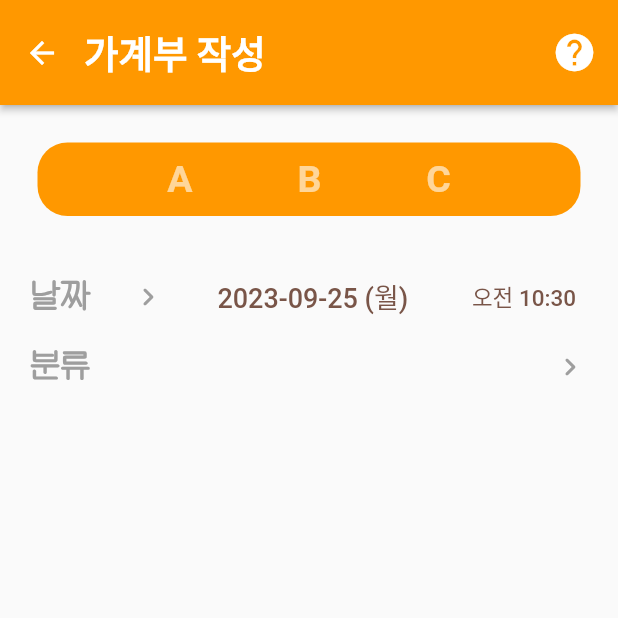
After one commit to Kimhanyeol/ABC_Money_Diary, a Flutter app: the screen it shows after launch, after a tap on the "add" icon, on a phone screen of 412 x 824 dp, the top half of it. The commit adds this screen. Run offline on Flutter 3.47's test engine with Material 2 defaults, Android fonts, the phone set to English and light mode, and no system bars; our stand-ins replace table_calendar; Roboto replaces fonts that are missing (ABCdiary, Yeongdeok-Sea).

Commit message:
[Add] write diary screen - Date&Time , ABC Button ABC 선택 부분과 날짜 선택 부분 구현

```diff
--- a/lib/bars/main_appbar.dart
+++ b/lib/bars/main_appbar.dart
@@ -8,10 +8,6 @@ class MainAppBar extends StatelessWidget implements PreferredSizeWidget {
   MainAppBar({super.key});
 
   final String Month = DateFormat('yyyy년 MM월').format(DateTime.now());
-
-  onButtonLeftChevron() {}
-
-  onButtonRightChevron() {}
 
   @override
   Widget build(BuildContext context) {
@@ -36,7 +32,7 @@ class MainAppBar extends StatelessWidget implements PreferredSizeWidget {
           fontSize: 25,
           fontWeight: FontWeight.w600,
           color: Colors.white,
-          fontFamily: "ABCdiary",
+          fontFamily: "Yeongdeok-Sea",
         ),
       ),
       actions: [
@@ -52,7 +48,7 @@ class MainAppBar extends StatelessWidget implements PreferredSizeWidget {
           padding: EdgeInsets.symmetric(horizontal: 20),
           onPressed: null,
           icon: Icon(
-            Icons.question_mark,
+            Icons.help,
             size: 30,
             color: Colors.white,
           ),
--- a/lib/main.dart
+++ b/lib/main.dart
@@ -1,3 +1,4 @@
+import 'package:flutter/cupertino.dart';
 import 'package:flutter/material.dart';
 import 'package:abc_money_diary/screens/home_screen.dart';
 
--- a/lib/screens/diary_screen.dart
+++ b/lib/screens/diary_screen.dart
@@ -1,10 +1,45 @@
+import 'package:abc_money_diary/screens/write_diary_screen.dart';
 import 'package:flutter/material.dart';
 
-class DiaryScreen extends StatelessWidget {
+class DiaryScreen extends StatefulWidget {
   const DiaryScreen({super.key});
 
   @override
+  State<DiaryScreen> createState() => _DiaryScreenState();
+}
+
+class _DiaryScreenState extends State<DiaryScreen> {
+
+
+  Future _onTapWriteDiaryButton() {
+    return Navigator.push(
+      context,
+      MaterialPageRoute(
+        builder: (context) => WriteDiaryScreen(),
+      ),
+    );
+  }
+
+  @override
   Widget build(BuildContext context) {
-    return Text('가계부 화면');
+    return Scaffold(
+
+      body: Center(child: Text('가계부 화면')),
+
+
+
+      //가계부 작성화면으로 이동하는 플로팅버튼 부분
+      floatingActionButton: FloatingActionButton(
+        onPressed: _onTapWriteDiaryButton,
+        backgroundColor: Colors.orange,
+        child: Icon(
+          Icons.add,
+          color: Colors.white,
+          size: 40,
+        ),
+      ),
+
+
+    );
   }
 }
--- /dev/null
+++ b/lib/screens/write_diary_screen.dart
@@ -0,0 +1,311 @@
+import 'package:flutter/material.dart';
+import 'package:flutter/services.dart';
+import 'package:intl/intl.dart';
+
+import 'package:intl/date_symbol_data_local.dart';
+
+class WriteDiaryScreen extends StatefulWidget {
+  const WriteDiaryScreen({super.key});
+
+  @override
+  State<WriteDiaryScreen> createState() => _WriteDiaryScreenState();
+}
+
+class _WriteDiaryScreenState extends State<WriteDiaryScreen> {
+  // ABC 선택 관련 변수
+  bool aButton = false;
+  bool bButton = false;
+  bool cButton = false;
+  late List<bool> isSelected;
+
+  //날짜 선택 관련 변수
+  String selectedDate = "";
+
+  // 기본 오늘 날짜 구하는 곳
+  String getToday() {
+    if (selectedDate == "") {
+      DateTime now = DateTime.now();
+      DateFormat formatter = DateFormat('yyyy-MM-dd (E)', 'ko');
+      String Today = formatter.format(now);
+      return Today;
+    }
+    return selectedDate;
+  }
+
+  // 날짜 클릭 시 선택 화면 나오게 만드는 곳
+  Future onTapDateButton(BuildContext context) async {
+    DateTime? selected = await showDatePicker(
+      context: context,
+      initialDate: DateTime.now(),
+      firstDate: DateTime(2000),
+      lastDate: DateTime.now(),
+      initialEntryMode: DatePickerEntryMode.calendarOnly,
+
+      //날짜 선택 부분의 색깔 등등 테마 설정부분
+      builder: (context, child) {
+        return Theme(
+            data: Theme.of(context).copyWith(
+              colorScheme: ColorScheme.light(
+                primary: Colors.orange,
+                onPrimary: Colors.white,
+              ),
+            ),
+            child: child!);
+      },
+    );
+    if (selected != null) {
+      setState(() {
+        selectedDate = (DateFormat('yyyy-MM-dd (E)', 'ko')).format(selected);
+      });
+    }
+  }
+
+  //시간 선택 관련 변수
+  String selectedTime = "";
+
+  // 기본 지금 시간 구하는 곳
+  String getTimeNow() {
+    if (selectedTime == "") {
+      DateTime now = DateTime.now();
+      DateFormat formatter = DateFormat('a HH:mm', 'ko');
+      String NowTime = formatter.format(now);
+      return NowTime;
+    }
+    return selectedTime;
+  }
+
+  // 시간 클릭 시 선택 화면 나오게 만드는 곳
+  Future onTapTimeButton(BuildContext context) async {
+    TimeOfDay? selected = await showTimePicker(
+      context: context,
+      initialTime: TimeOfDay.now(),
+      builder: (context, child) {
+        return Theme(
+            data: Theme.of(context).copyWith(
+                colorScheme: ColorScheme.light(
+              primary: Colors.orange,
+            )),
+            child: child!);
+      },
+    );
+
+    if (selected != null) {
+      setState(() {
+        if (selected.hour < 12) {
+          selectedTime = '오전 ${selected.hourOfPeriod}:${selected.minute}';
+        } else {
+          selectedTime = '오후 ${selected.hourOfPeriod}:${selected.minute}';
+        }
+      });
+    }
+  }
+
+  @override
+  void initState() {
+    isSelected = [aButton, bButton, cButton];
+    super.initState();
+  }
+
+  //ABC 버튼 선택
+  void onTapToggleButton(index) {
+    if (index == 0) {
+      aButton = true;
+      bButton = false;
+      cButton = false;
+    } else if (index == 1) {
+      aButton = false;
+      bButton = true;
+      cButton = false;
+    }
+    if (index == 2) {
+      aButton = false;
+      bButton = false;
+      cButton = true;
+    }
+    setState(() {
+      isSelected = [aButton, bButton, cButton];
+    });
+  }
+
+  @override
+  Widget build(BuildContext context) {
+    return Scaffold(
+      appBar: AppBar(
+        //스테이터스바 투명하게 만드는 부분
+        systemOverlayStyle: SystemUiOverlayStyle(
+          statusBarColor: Colors.transparent,
+          systemNavigationBarColor: Colors.orange,
+          systemNavigationBarIconBrightness: Brightness.dark,
+        ),
+        //앱바 높이
+        toolbarHeight: 70,
+        //글자 색
+        foregroundColor: Colors.white,
+        //앱 바 색
+        backgroundColor: Colors.orange,
+        //앱 바 밑에 음영 사라지게 만드는 코드
+        elevation: 2,
+        //타이틀 왼쪽에 딱 붙이는 코드
+        titleSpacing: 0,
+
+        title: Text(
+          '가계부 작성',
+          style: TextStyle(
+            fontSize: 25,
+            fontWeight: FontWeight.w600,
+            color: Colors.white,
+            fontFamily: "Yeongdeok-Sea",
+          ),
+        ),
+        actions: [
+          IconButton(
+            padding: EdgeInsets.symmetric(horizontal: 20),
+            onPressed: null,
+            icon: Icon(
+              Icons.help,
+              size: 30,
+              color: Colors.white,
+            ),
+          ),
+        ],
+      ),
+      body: Column(
+        children: [
+          //ABC 선택하는 부분
+          Container(
+            alignment: Alignment.center,
+            margin: EdgeInsets.symmetric(vertical: 25, horizontal: 25),
+            decoration: BoxDecoration(
+              color: Colors.orange,
+              borderRadius: BorderRadius.all(
+                Radius.circular(20),
+              ),
+            ),
+            child: ToggleButtons(
+              renderBorder: false,
+              fillColor: Colors.orange,
+              //선택한 버튼의 배경색
+              color: Colors.white.withOpacity(0.6),
+              //기본 버튼들의 글자색
+              selectedColor: Colors.white,
+              //선택한 버튼의 글자색
+              splashColor: Colors.white30,
+              //터치 이펙트 색
+              isSelected: isSelected,
+              onPressed: onTapToggleButton,
+              children: [
+                const Padding(
+                  padding: EdgeInsets.symmetric(horizontal: 35, vertical: 10),
+                  child: Text(
+                    'A',
+                    style: TextStyle(
+                      fontSize: 25,
+                      fontWeight: FontWeight.w600,
+                      fontFamily: "ABCdiary",
+                    ),
+                  ),
+                ),
+                const Padding(
+                  padding: EdgeInsets.symmetric(horizontal: 35, vertical: 10),
+                  child: Text(
+                    'B',
+                    style: TextStyle(
+                      fontSize: 25,
+                      fontWeight: FontWeight.w600,
+                      fontFamily: "ABCdiary",
+                    ),
+                  ),
+                ),
+                const Padding(
+                  padding: EdgeInsets.symmetric(horizontal: 35, vertical: 10),
+                  child: Text(
+                    'C',
+                    style: TextStyle(
+                      fontSize: 25,
+                      fontWeight: FontWeight.w600,
+                      fontFamily: "ABCdiary",
+                    ),
+                  ),
+                ),
+              ],
+            ),
+          ),
+
+          //날짜 선택하는 부분
+          Container(
+            alignment: Alignment.center,
+            margin: EdgeInsets.symmetric(vertical: 5, horizontal: 20),
+            child: Row(
+              mainAxisAlignment: MainAxisAlignment.spaceBetween,
+              children: [
+                Text(
+                  '날짜',
+                  style: TextStyle(
+                    fontFamily: "HakgyoansimWoojuR",
+                    fontWeight: FontWeight.w600,
+                    fontSize: 25,
+                    color: Colors.grey,
+                  ),
+                ),
+                Icon(Icons.chevron_right_rounded, color: Colors.grey),
+
+                //날짜선택
+                TextButton(
+                  onPressed: () => onTapDateButton(context),
+                  child: Text(
+                    getToday(),
+                    style: TextStyle(
+                      //decoration: TextDecoration.underline,
+                      //fontFamily: "HakgyoansimWoojuR",
+                      fontSize: 18,
+                      //fontWeight: FontWeight.w600,
+                      color: Colors.brown,
+                    ),
+                  ),
+                ),
+
+                //시간선택
+                TextButton(
+                  onPressed: () => onTapTimeButton(context),
+                  child: Text(
+                    getTimeNow(),
+                    style: TextStyle(
+                      //decoration: TextDecoration.underline,
+                      //fontFamily: "HakgyoansimWoojuR",
+                      fontSize: 15,
+                      //fontWeight: FontWeight.w600,
+                      color: Colors.brown,
+                    ),
+                  ),
+                ),
+              ],
+            ),
+          ),
+
+          Container(
+            alignment: Alignment.center,
+            margin: EdgeInsets.symmetric(vertical: 5, horizontal: 20),
+            child: Row(
+              mainAxisAlignment: MainAxisAlignment.spaceBetween,
+              children: [
+                Text(
+                  '분류',
+                  style: TextStyle(
+                    fontFamily: "HakgyoansimWoojuR",
+                    fontWeight: FontWeight.w600,
+                    fontSize: 25,
+                    color: Colors.grey,
+                  ),
+                ),
+                Icon(Icons.chevron_right_rounded, color: Colors.grey),
+
+
+
+              ],
+            ),
+          )
+        ],
+      ),
+    );
+  }
+}
```
Also changed, not shown: pubspec.yaml (+13 -2 lines), assets/fonts/HakgyoansimWoojuR.ttf (added), pubspec.lock.
